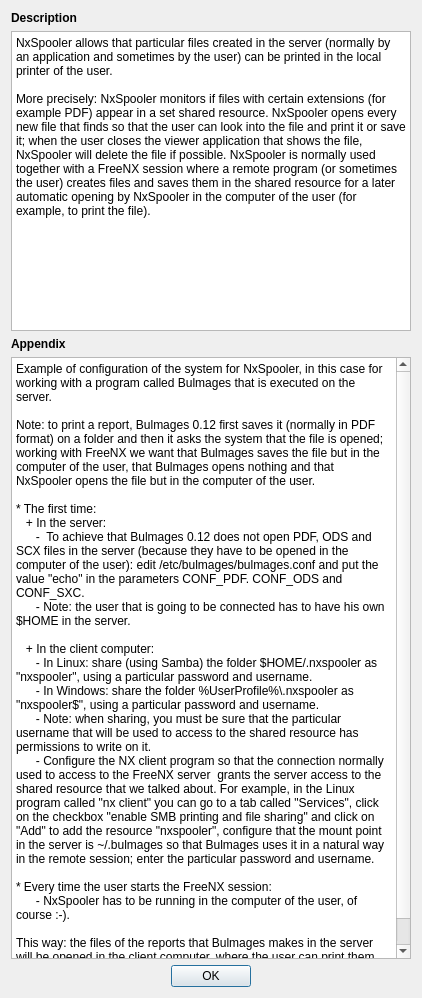
Before: the Qt Designer form trunk/helpDialog.ui in BackupTheBerlios/nxspooler-svn, drawn with Qt 5.
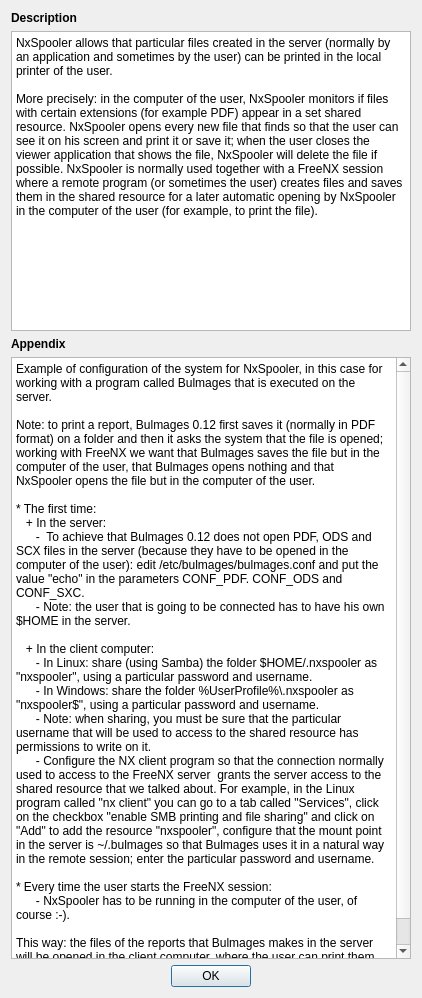
After: the same form once the commit is applied. Icons and pictures are not drawn.

Commit message: Minor changes in the help and in the translation. On its way, the command "lupdate" was executed and obsolete translations appeared.

```diff
--- a/trunk/helpDialog.ui
+++ b/trunk/helpDialog.ui
@@ -51,7 +51,7 @@
      <property name="plainText">
       <string>NxSpooler allows that particular files created in the server (normally by an application and sometimes by the user) can be printed in the local printer of the user.
 
-More precisely: NxSpooler monitors if files with certain extensions (for example PDF) appear in a set shared resource. NxSpooler opens every new file that finds so that the user can look into the file and print it or save it; when the user closes the viewer application that shows the file, NxSpooler will delete the file if possible. NxSpooler is normally used together with a FreeNX session where a remote program (or sometimes the user) creates files and saves them in the shared resource for a later automatic opening by NxSpooler in the computer of the user (for example, to print the file).
+More precisely: in the computer of the user, NxSpooler monitors if files with certain extensions (for example PDF) appear in a set shared resource. NxSpooler opens every new file that finds so that the user can see it on his screen and print it or save it; when the user closes the viewer application that shows the file, NxSpooler will delete the file if possible. NxSpooler is normally used together with a FreeNX session where a remote program (or sometimes the user) creates files and saves them in the shared resource for a later automatic opening by NxSpooler in the computer of the user (for example, to print the file).
 
 </string>
      </property>
```
The commit also changes 1 other file.
